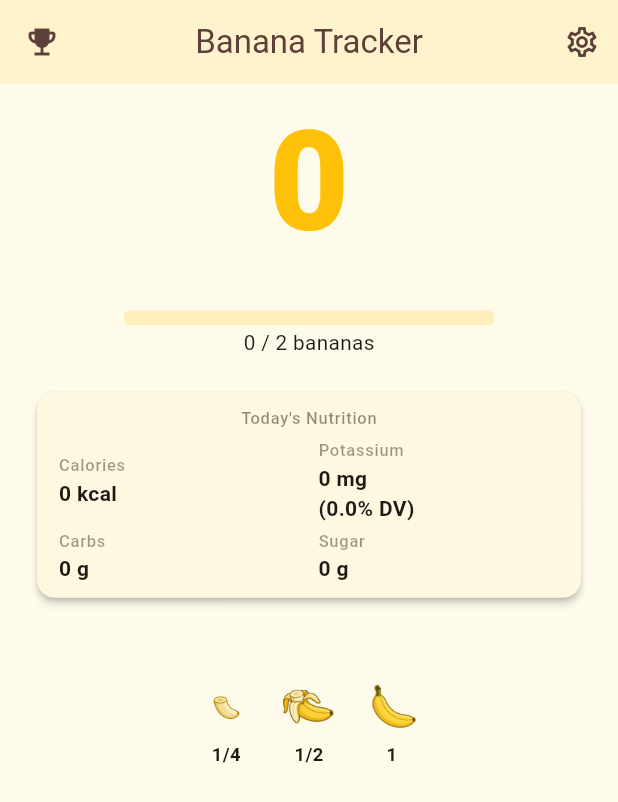
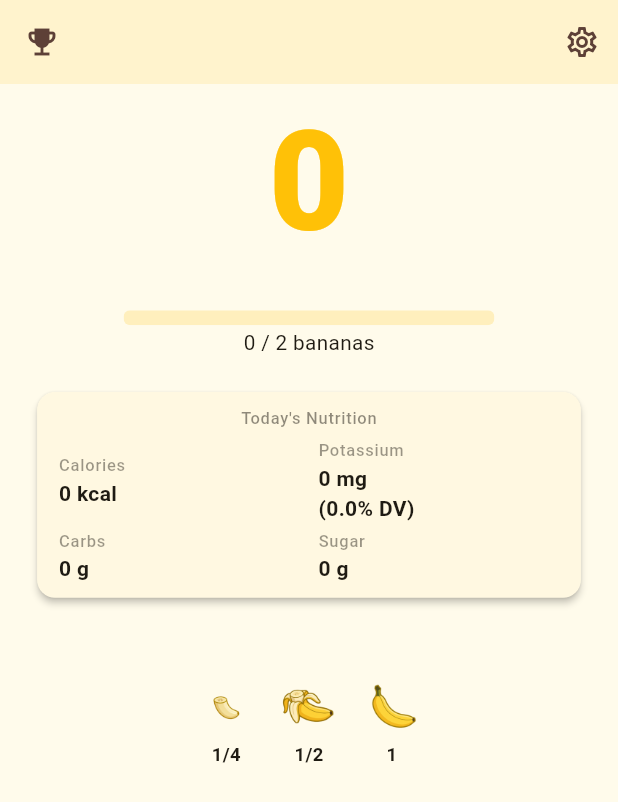
Before and after one commit to jiaQiu9/banana_tracker, a Flutter app: the HomeScreen screen opened by its route, on a phone screen of 412 x 824 dp. Shown: the top 802 px of the screen. Run offline on Flutter 3.47's test engine with Material 3 defaults, Android fonts, the phone set to English and light mode, and no system bars; our stand-ins replace flutter_local_notifications, flutter_timezone, shared_preferences, sqflite, sqflite_common_ffi, timezone; accounts and stored records are empty; statements that could not run were skipped.

Commit message:
removed the title in the home-screen, kept the title item for spacing.

```diff
--- a/lib/screens/home_screen.dart
+++ b/lib/screens/home_screen.dart
@@ -508,7 +508,7 @@ class _HomeScreenState extends State<HomeScreen> with WidgetsBindingObserver {
           tooltip: 'Badges',
           onPressed: () => Navigator.pushNamed(context, '/badges'),
         ),
-        title: const Text('Banana Tracker'),
+        title: const Text(''),
         centerTitle: true,
         actions: [
           IconButton(
```
